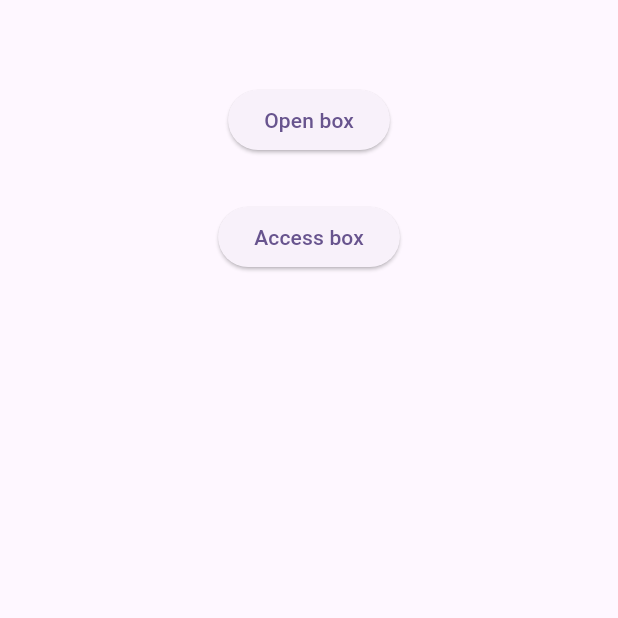
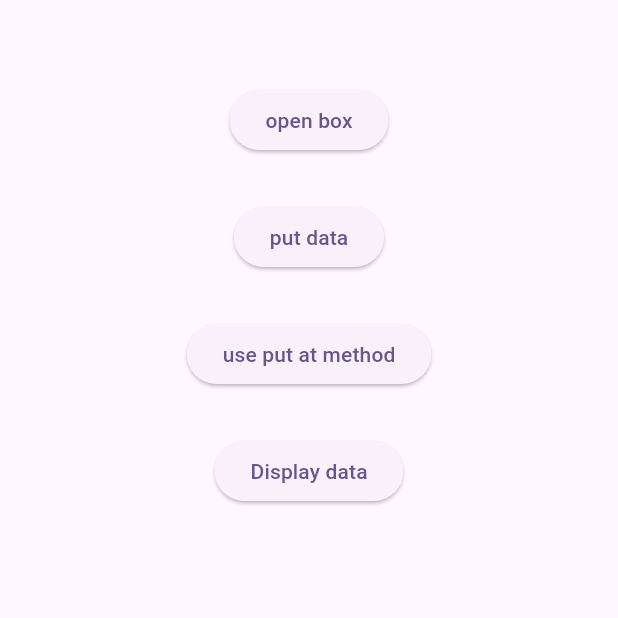
Before and after one commit to iibrahim-Beder/my_hive_project, a Flutter app: the screen it shows after launch, on a phone screen of 412 x 824 dp, the top half of it. Run offline on Flutter 3.47's test engine with Material 3 defaults, Android fonts, the phone set to English and light mode, and no system bars; our stand-ins replace hive, hive_flutter; accounts and stored records are empty.

Commit message:
practice on put & putAll & putAt

```diff
--- a/lib/test_screen.dart
+++ b/lib/test_screen.dart
@@ -2,7 +2,8 @@ import 'package:flutter/material.dart';
 import 'package:hive/hive.dart';
 
 class TestScreen extends StatelessWidget {
-  const TestScreen({super.key});
+  TestScreen({super.key});
+  late Box box;
 
   @override
   Widget build(BuildContext context) {
@@ -11,20 +12,41 @@ class TestScreen extends StatelessWidget {
       body: Center(
         child: Column(
           children: [
-
             ElevatedButton(
                 onPressed: () async {
-                  await Hive.openBox<String>("test");
+                  box = await Hive.openBox("test");
                 },
-
-                child: Text("Open box")),
-
-                SizedBox(height: 30,),
+                child: Text("open box")),
+            SizedBox(
+              height: 30,
+            ),
             ElevatedButton(
                 onPressed: () {
-                Box testBox =  Hive.box<String>("test");
+                  box.putAll({
+                    "name": "ibrahim",
+                    9: true,
+                    "age": 30,
+                    0: false,
+                    2: [9, 2, 6]
+                  });
                 },
-                child: Text("Access box"))
+                child: Text("put data")),
+            SizedBox(
+              height: 30,
+            ),
+            ElevatedButton(
+                onPressed: () {
+                  box.putAt(2, "mohamed");
+                },
+                child: Text("use put at method")),
+            SizedBox(
+              height: 30,
+            ),
+            ElevatedButton(
+                onPressed: () {
+                  print(box.values);
+                },
+                child: Text("Display data"))
           ],
         ),
       ),
```
